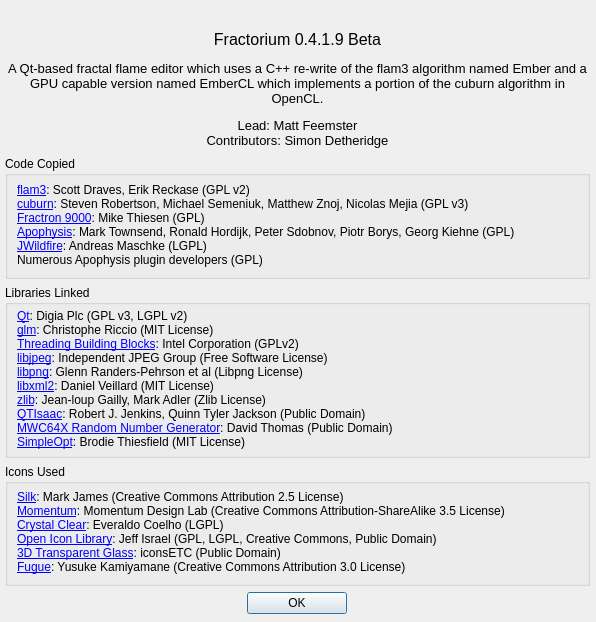
First picture: the form in Source/Fractorium/AboutDialog.ui, repository iznotek/fractorium, before the edit.
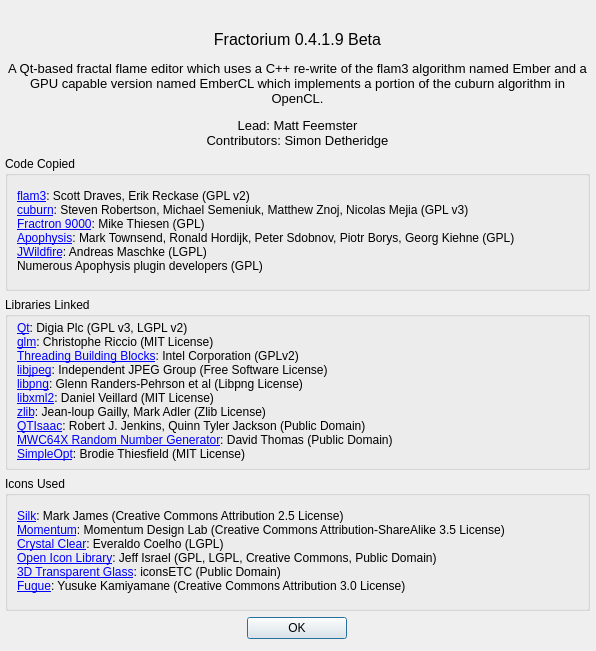
Second picture: the form after the edit.

Commit message:
--User changes: 	Resize options and about dialogs for Linux.
--Bug fixes:
	Null check on file close in ReadFile().

Diff of the .ui file:
```diff
--- a/Source/Fractorium/AboutDialog.ui
+++ b/Source/Fractorium/AboutDialog.ui
@@ -7,7 +7,7 @@
     <x>0</x>
     <y>0</y>
     <width>596</width>
-    <height>622</height>
+    <height>651</height>
    </rect>
   </property>
   <property name="sizePolicy">
@@ -82,7 +82,7 @@
      <x>5</x>
      <y>156</y>
      <width>585</width>
-     <height>458</height>
+     <height>483</height>
     </rect>
    </property>
    <layout class="QVBoxLayout" name="verticalLayout_4">
```
The commit also changes 2 other files.
